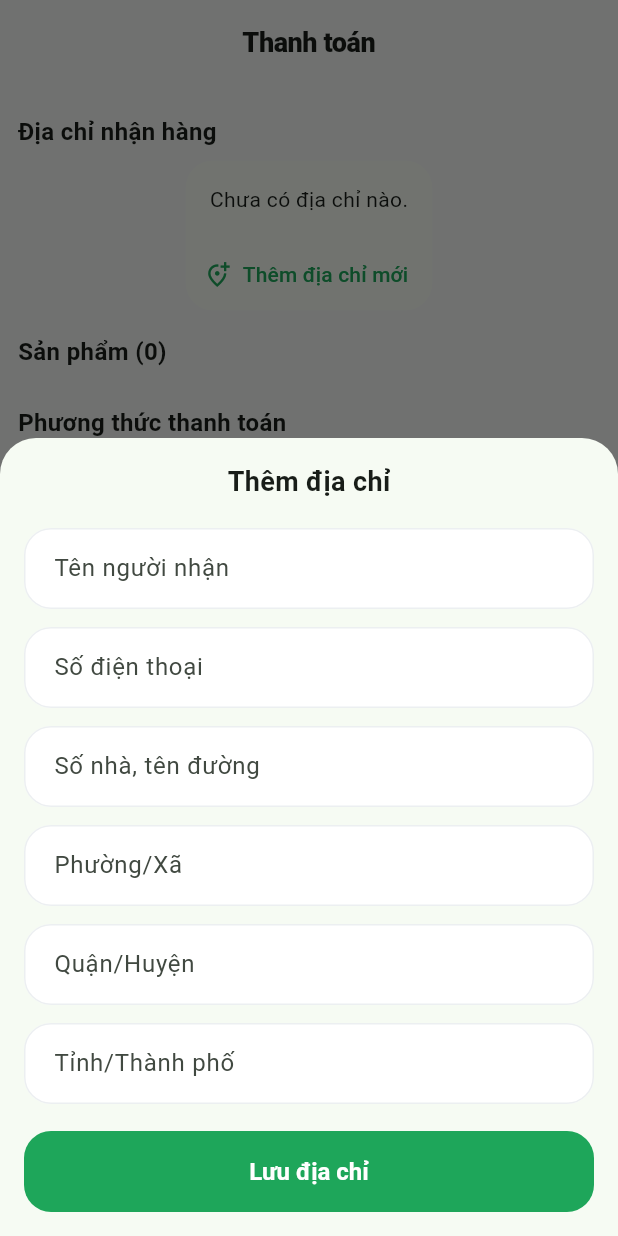
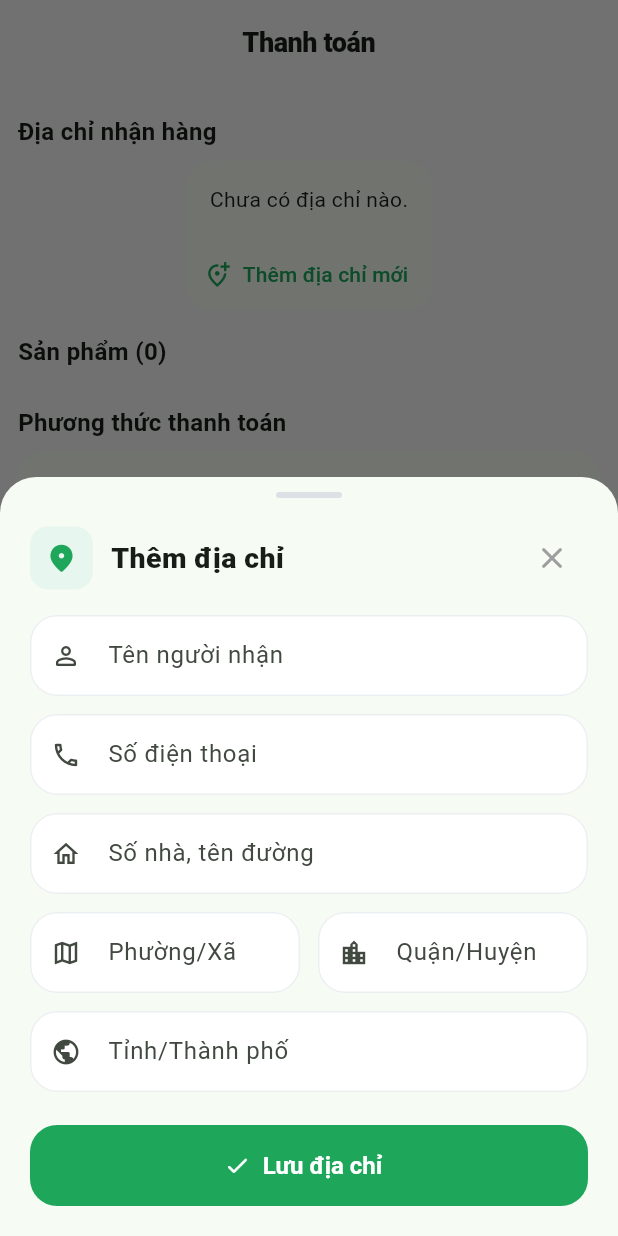
Before and after one commit to kiennhe06/vimart, a Flutter app: the CheckoutScreen screen opened by its route, after a tap on "Thêm địa chỉ mới", on a phone screen of 412 x 824 dp. Run offline on Flutter 3.47's test engine with Material 3 defaults, Android fonts, the phone set to English and light mode, and no system bars; our stand-ins replace dio, flutter_riverpod, go_router, image_picker, shared_preferences; accounts and stored records are empty; network calls fail.

Commit message:
fix(app): form thêm địa chỉ đẹp & thống nhất (dùng chung Checkout + Sổ địa chỉ)
Sổ địa chỉ trước dùng AlertDialog sơ sài, Checkout dùng bottom sheet khác kiểu.
Gộp thành 1 bottom sheet đẹp dùng chung (address_form_sheet.dart): thanh kéo,
chip icon tiêu đề + nút đóng, mỗi ô có prefix icon, Ward/District cùng hàng,
nút Save address lớn có ✓ + loading, i18n VI/EN, showAppSnack thành công/lỗi.
Xóa _AddAddressSheet (checkout) và AlertDialog (addresses) trùng lặp.

Co-Authored-By: Claude Opus 4.8 <noreply@anthropic.com>

```diff
--- a/lib/core/i18n/app_strings.dart
+++ b/lib/core/i18n/app_strings.dart
@@ -166,6 +166,8 @@ class AppStrings {
   String get district => _('Quận/Huyện', 'District');
   String get province => _('Tỉnh/Thành phố', 'Province/City');
   String get saveAddress => _('Lưu địa chỉ', 'Save address');
+  String get addressSaved => _('Đã lưu địa chỉ', 'Address saved');
+  String get newAddress => _('Địa chỉ mới', 'New address');
 
   // ---- Thanh toán (checkout) ----
   String get checkout => _('Thanh toán', 'Checkout');
--- /dev/null
+++ b/lib/features/address/address_form_sheet.dart
@@ -0,0 +1,174 @@
+import 'package:flutter/material.dart';
+import 'package:flutter_riverpod/flutter_riverpod.dart';
+
+import '../../app/theme.dart';
+import '../../core/i18n/app_strings.dart';
+import '../../widgets/app_dialog.dart';
+import '../../widgets/app_feedback.dart';
+import 'address_provider.dart';
+
+/// Mở form thêm địa chỉ — bottom sheet đẹp, DÙNG CHUNG ở Checkout & Sổ địa chỉ.
+/// Trả về true nếu đã lưu thành công.
+Future<bool> showAddAddressSheet(BuildContext context) async {
+  final ok = await showAppSheet<bool>(context, builder: (_) => const _AddressFormSheet());
+  return ok ?? false;
+}
+
+class _AddressFormSheet extends ConsumerStatefulWidget {
+  const _AddressFormSheet();
+  @override
+  ConsumerState<_AddressFormSheet> createState() => _AddressFormSheetState();
+}
+
+class _AddressFormSheetState extends ConsumerState<_AddressFormSheet> {
+  final _formKey = GlobalKey<FormState>();
+  final _name = TextEditingController();
+  final _phone = TextEditingController();
+  final _line = TextEditingController();
+  final _ward = TextEditingController();
+  final _district = TextEditingController();
+  final _province = TextEditingController();
+  bool _saving = false;
+
+  @override
+  void dispose() {
+    for (final c in [_name, _phone, _line, _ward, _district, _province]) {
+      c.dispose();
+    }
+    super.dispose();
+  }
+
+  String? _req(String? v, String msg) => (v == null || v.trim().isEmpty) ? msg : null;
+
+  Future<void> _save() async {
+    if (!_formKey.currentState!.validate()) return;
+    final s = ref.read(stringsProvider);
+    setState(() => _saving = true);
+    try {
+      await ref.read(addressRepositoryProvider).add(
+            recipientName: _name.text.trim(),
+            phone: _phone.text.trim(),
+            line: _line.text.trim(),
+            ward: _ward.text.trim().isEmpty ? null : _ward.text.trim(),
+            district: _district.text.trim().isEmpty ? null : _district.text.trim(),
+            province: _province.text.trim().isEmpty ? null : _province.text.trim(),
+            isDefault: true,
+          );
+      if (mounted) {
+        showAppSnack(context, s.addressSaved, type: AppSnackType.success);
+        Navigator.pop(context, true);
+      }
+    } catch (e) {
+      if (mounted) showAppSnack(context, e.toString(), type: AppSnackType.error);
+    } finally {
+      if (mounted) setState(() => _saving = false);
+    }
+  }
+
+  @override
+  Widget build(BuildContext context) {
+    final s = ref.watch(stringsProvider);
+    return SafeArea(
+      top: false,
+      child: Padding(
+        padding: EdgeInsets.fromLTRB(20, 10, 20, MediaQuery.of(context).viewInsets.bottom + 20),
+        child: Form(
+          key: _formKey,
+          child: Column(
+            mainAxisSize: MainAxisSize.min,
+            crossAxisAlignment: CrossAxisAlignment.start,
+            children: [
+              // Thanh kéo
+              Center(
+                child: Container(
+                  width: 44,
+                  height: 4,
+                  margin: const EdgeInsets.only(bottom: 16),
+                  decoration: BoxDecoration(
+                    color: const Color(0xFFDDE1E6),
+                    borderRadius: BorderRadius.circular(2),
+                  ),
+                ),
+              ),
+              // Tiêu đề có chip icon
+              Row(
+                children: [
+                  Container(
+                    width: 42,
+                    height: 42,
+                    decoration: BoxDecoration(
+                      color: AppColors.brandSoft,
+                      borderRadius: BorderRadius.circular(12),
+                    ),
+                    child: const Icon(Icons.location_on_rounded, color: AppColors.brand, size: 22),
+                  ),
+                  const SizedBox(width: 12),
+                  Expanded(
+                    child: Text(s.addAddress,
+                        style: const TextStyle(fontSize: 19, fontWeight: FontWeight.w800)),
+                  ),
+                  IconButton(
+                    onPressed: () => Navigator.pop(context, false),
+                    icon: const Icon(Icons.close_rounded),
+                    color: Colors.grey,
+                  ),
+                ],
+              ),
+              const SizedBox(height: 14),
+              _field(_name, s.recipientName, Icons.person_outline_rounded,
+                  validator: (v) => _req(v, s.required)),
+              const SizedBox(height: 12),
+              _field(_phone, s.phone, Icons.phone_outlined,
+                  keyboard: TextInputType.phone, validator: (v) => _req(v, s.required)),
+              const SizedBox(height: 12),
+              _field(_line, s.streetLineFull, Icons.home_outlined,
+                  validator: (v) => _req(v, s.required)),
+              const SizedBox(height: 12),
+              Row(
+                children: [
+                  Expanded(child: _field(_ward, s.ward, Icons.map_outlined)),
+                  const SizedBox(width: 12),
+                  Expanded(child: _field(_district, s.district, Icons.location_city_outlined)),
+                ],
+              ),
+              const SizedBox(height: 12),
+              _field(_province, s.province, Icons.public_rounded,
+                  validator: (v) => _req(v, s.required)),
+              const SizedBox(height: 22),
+              ElevatedButton.icon(
+                onPressed: _saving ? null : _save,
+                icon: _saving
+                    ? const SizedBox(
+                        height: 20,
+                        width: 20,
+                        child: CircularProgressIndicator(strokeWidth: 2, color: Colors.white),
+                      )
+                    : const Icon(Icons.check_rounded),
+                label: Text(s.saveAddress),
+              ),
+            ],
+          ),
+        ),
+      ),
+    );
+  }
+
+  Widget _field(
+    TextEditingController c,
+    String label,
+    IconData icon, {
+    TextInputType? keyboard,
+    String? Function(String?)? validator,
+  }) {
+    return TextFormField(
+      controller: c,
+      keyboardType: keyboard,
+      validator: validator,
+      decoration: InputDecoration(
+        labelText: label,
+        prefixIcon: Icon(icon, size: 20),
+        isDense: true,
+      ),
+    );
+  }
+}
--- a/lib/features/checkout/checkout_screen.dart
+++ b/lib/features/checkout/checkout_screen.dart
@@ -14,6 +14,7 @@ import '../../widgets/app_dialog.dart';
 import '../../widgets/app_feedback.dart';
 import '../../widgets/app_skeleton.dart';
 import '../../widgets/async_view.dart';
+import '../address/address_form_sheet.dart';
 import '../address/address_provider.dart';
 import '../cart/cart_provider.dart';
 import '../order/order_providers.dart';
@@ -229,11 +230,8 @@ class _CheckoutScreenState extends ConsumerState<CheckoutScreen> {
   }
 
   Future<void> _openAddAddress() async {
-    final added = await showAppSheet<bool>(
-      context,
-      builder: (_) => const _AddAddressSheet(),
-    );
-    if (added == true) ref.invalidate(addressesProvider);
+    final added = await showAddAddressSheet(context);
+    if (added) ref.invalidate(addressesProvider);
   }
 
   Widget _section(String title) => Padding(
@@ -303,99 +301,3 @@ class _AddressPicker extends ConsumerWidget {
     );
   }
 }
-
-/// Form thêm địa chỉ nhanh.
-class _AddAddressSheet extends ConsumerStatefulWidget {
-  const _AddAddressSheet();
-  @override
-  ConsumerState<_AddAddressSheet> createState() => _AddAddressSheetState();
-}
-
-class _AddAddressSheetState extends ConsumerState<_AddAddressSheet> {
-  final _formKey = GlobalKey<FormState>();
-  final _name = TextEditingController();
-  final _phone = TextEditingController();
-  final _line = TextEditingController();
-  final _ward = TextEditingController();
-  final _district = TextEditingController();
-  final _province = TextEditingController();
-  bool _saving = false;
-
-  @override
-  void dispose() {
-    for (final c in [_name, _phone, _line, _ward, _district, _province]) {
-      c.dispose();
-    }
-    super.dispose();
-  }
-
-  Future<void> _save() async {
-    if (!_formKey.currentState!.validate()) return;
-    setState(() => _saving = true);
-    try {
-      await ref.read(addressRepositoryProvider).add(
-            recipientName: _name.text.trim(),
-            phone: _phone.text.trim(),
-            line: _line.text.trim(),
-            ward: _ward.text.trim(),
-            district: _district.text.trim(),
-            province: _province.text.trim(),
-            isDefault: true,
-          );
-      if (mounted) Navigator.pop(context, true);
-    } catch (e) {
-      if (mounted) showAppSnack(context, e.toString(), type: AppSnackType.error);
-    } finally {
-      if (mounted) setState(() => _saving = false);
-    }
-  }
-
-  @override
-  Widget build(BuildContext context) {
-    final s = ref.watch(stringsProvider);
-    return Padding(
-      padding: EdgeInsets.only(
-        left: 16, right: 16, top: 16,
-        bottom: MediaQuery.of(context).viewInsets.bottom + 16,
-      ),
-      child: Form(
-        key: _formKey,
-        child: Column(
-          mainAxisSize: MainAxisSize.min,
-          children: [
-            Text(s.addAddress, style: const TextStyle(fontSize: 18, fontWeight: FontWeight.bold)),
-            const SizedBox(height: 12),
-            _field(_name, s.recipientName, required: true),
-            _field(_phone, s.phone, required: true, keyboard: TextInputType.phone),
-            _field(_line, s.streetLineFull, required: true),
-            _field(_ward, s.ward),
-            _field(_district, s.district),
-            _field(_province, s.province),
-            const SizedBox(height: 12),
-            ElevatedButton(
-              onPressed: _saving ? null : _save,
-              child: _saving
-                  ? const SizedBox(height: 22, width: 22, child: CircularProgressIndicator(strokeWidth: 2))
-                  : Text(s.saveAddress),
-            ),
-          ],
-        ),
-      ),
-    );
-  }
-
-  Widget _field(TextEditingController c, String label,
-      {bool required = false, TextInputType? keyboard}) {
-    return Padding(
-      padding: const EdgeInsets.symmetric(vertical: 6),
-      child: TextFormField(
-        controller: c,
-        keyboardType: keyboard,
-        decoration: InputDecoration(labelText: label),
-        validator: required
-            ? (v) => (v == null || v.trim().isEmpty) ? ref.read(stringsProvider).required : null
-            : null,
-      ),
-    );
-  }
-}
```
Also changed, not shown: lib/features/address/addresses_screen.dart (+3 -59 lines).
